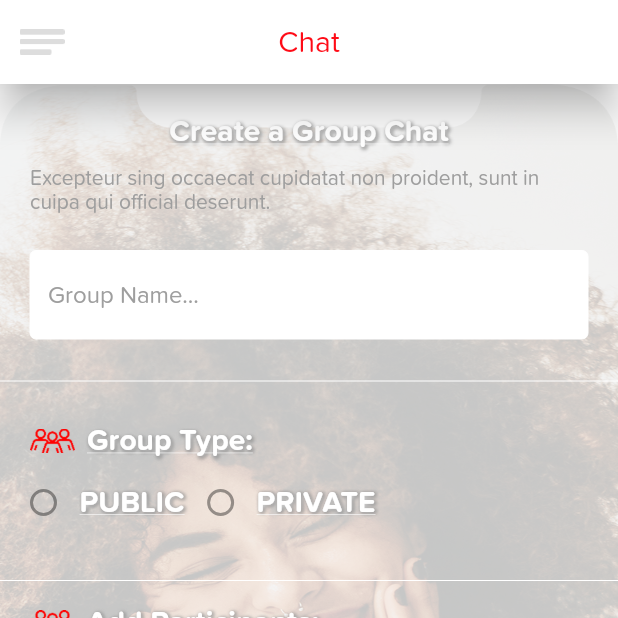
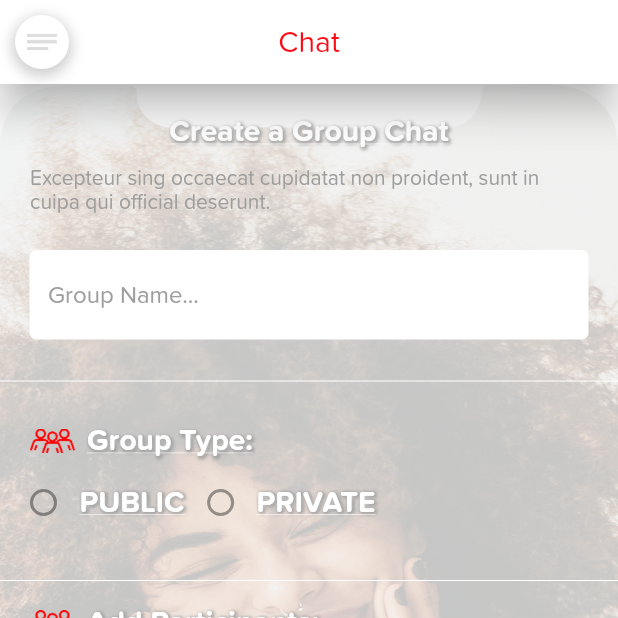
Before and after one commit to Sigilai5/YingYang, a Flutter app: the screen it shows after launch, on a phone screen of 412 x 824 dp, the top half of it. Run offline on Flutter 3.47's test engine with Material 2 defaults, Android fonts, the phone set to English and light mode, and no system bars; our stand-ins replace font_awesome_flutter.

Commit message:
Improve on menu-bar style with a shadow

```diff
--- a/lib/modules/chat.dart
+++ b/lib/modules/chat.dart
@@ -78,13 +78,28 @@ class _ChatPageState extends State<ChatPage> {
               color: redColor,
             ),
           ),
-          leading: new IconButton(
-            icon: Image(
-              image: AssetImage("assets/images/menu-bar.png"),
-              width: 30,
+          leading: Container(
+            margin: EdgeInsets.all(10),
+            decoration: BoxDecoration(
+              color: Colors.white,
+              borderRadius: BorderRadius.circular(50),
+              boxShadow: [
+                BoxShadow(
+                  color: Colors.grey.withOpacity(0.5),
+                  spreadRadius: 2,
+                  blurRadius: 7,
+                  offset: Offset(0, 3), // changes position of shadow
+                ),
+              ],
             ),
-            color: Color.fromRGBO(220, 220, 220, 1),
-            onPressed: () {},
+            child: new IconButton(
+              icon: Image(
+                image: AssetImage("assets/images/menu-bar.png"),
+                width: 30,
+              ),
+              color: Color.fromRGBO(220, 220, 220, 1),
+              onPressed: () {},
+            ),
           ),
         ),
         body: SafeArea(
```
Also changed, not shown: lib/modules/home.dart (+21 -8 lines).
